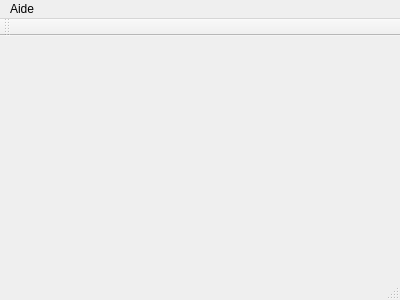
Before: the Qt Designer form mainwindow.ui in Tornadeur/Wifibot-Controler, drawn with Qt 5.
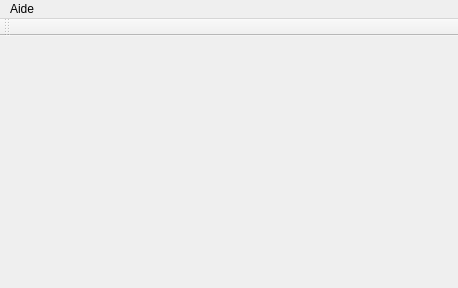
After: the same form once the commit is applied. Icons and pictures are not drawn.

```diff
--- a/mainwindow.ui
+++ b/mainwindow.ui
@@ -6,8 +6,8 @@
    <rect>
     <x>0</x>
     <y>0</y>
-    <width>400</width>
-    <height>300</height>
+    <width>458</width>
+    <height>288</height>
    </rect>
   </property>
   <property name="windowTitle">
@@ -23,7 +23,7 @@
     <rect>
      <x>0</x>
      <y>0</y>
-     <width>400</width>
+     <width>458</width>
      <height>21</height>
     </rect>
    </property>
@@ -43,7 +43,6 @@
     <bool>false</bool>
    </attribute>
   </widget>
-  <widget class="QStatusBar" name="statusBar"/>
   <action name="actionA_propos">
    <property name="text">
     <string>A propos...</string>
```
